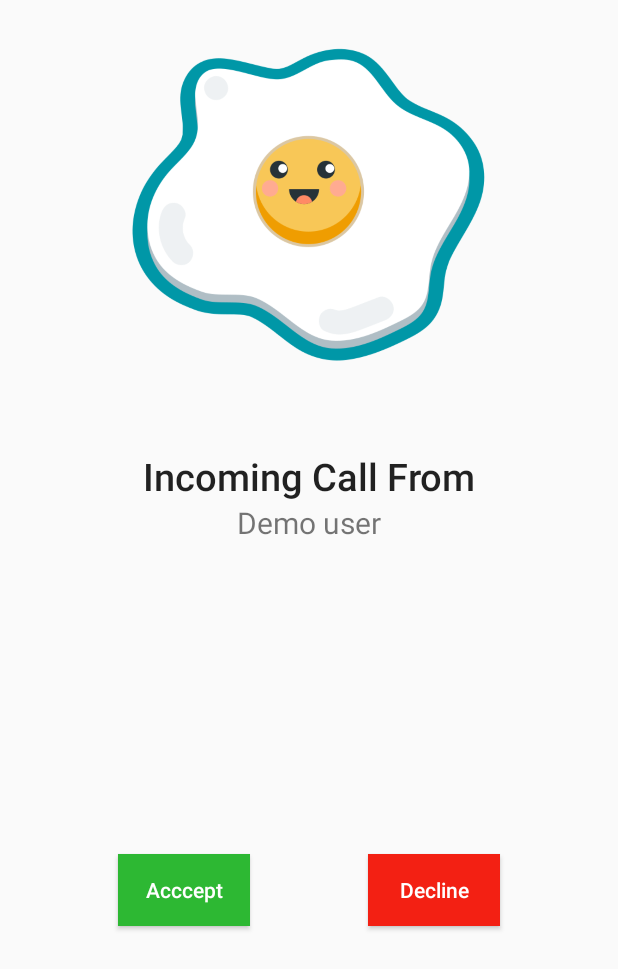
After one commit to enikebraimoh/MeGram, an Android app: the layout activity_incoming_call.xml on its own in the app's theme, with its tools: preview values and no code run, on a phone screen of 412 x 824 dp. The commit adds this screen. Shown: the top 969 px of the screen. Run offline under Robolectric (Android 15) with nearby library versions, the phone set to English and light mode, and no system bars.

Commit message:
work in progress ⚡️

```diff
--- /dev/null
+++ b/app/src/main/res/layout/activity_incoming_call.xml
@@ -0,0 +1,72 @@
+<?xml version="1.0" encoding="utf-8"?>
+<layout xmlns:android="http://schemas.android.com/apk/res/android"
+    xmlns:app="http://schemas.android.com/apk/res-auto"
+    xmlns:tools="http://schemas.android.com/tools">
+
+    <data>
+
+    </data>
+
+    <androidx.constraintlayout.widget.ConstraintLayout
+        android:layout_width="match_parent"
+        android:layout_height="match_parent"
+        tools:context=".ui.IncomingCallActivity">
+
+        <ImageView
+            android:id="@+id/imageView"
+            android:layout_width="wrap_content"
+            android:layout_height="300dp"
+            app:layout_constraintEnd_toEndOf="parent"
+            app:layout_constraintStart_toStartOf="parent"
+            app:layout_constraintTop_toTopOf="parent"
+            app:srcCompat="@drawable/cooked_egg" />
+
+        <TextView
+            android:id="@+id/textView2"
+            android:layout_width="wrap_content"
+            android:layout_height="wrap_content"
+            android:text="Incoming Call From"
+            android:textAppearance="@style/TextAppearance.AppCompat.SearchResult.Title"
+            android:textSize="25dp"
+            app:layout_constraintEnd_toEndOf="parent"
+            app:layout_constraintStart_toStartOf="parent"
+            app:layout_constraintTop_toBottomOf="@+id/imageView" />
+
+        <TextView
+            android:id="@+id/caller"
+            android:layout_width="wrap_content"
+            android:layout_height="wrap_content"
+            android:text="Demo user"
+            android:textSize="20dp"
+            app:layout_constraintEnd_toEndOf="parent"
+            app:layout_constraintStart_toStartOf="parent"
+            app:layout_constraintTop_toBottomOf="@+id/textView2" />
+
+        <Button
+            android:id="@+id/button"
+            android:layout_width="wrap_content"
+            android:layout_height="wrap_content"
+            android:text="Acccept"
+            android:textColor="#ffffff"
+            android:background="#2DB833"
+            android:textAllCaps="false"
+            app:layout_constraintBottom_toBottomOf="parent"
+            app:layout_constraintEnd_toStartOf="@+id/button2"
+            app:layout_constraintHorizontal_bias="0.5"
+            app:layout_constraintStart_toStartOf="parent"
+            app:layout_constraintTop_toBottomOf="@+id/caller" />
+
+        <Button
+            android:id="@+id/button2"
+            android:layout_width="wrap_content"
+            android:layout_height="wrap_content"
+            android:text="Decline"
+            android:textAllCaps="false"
+            android:textColor="#ffffff"
+            android:background="#F32013"
+            app:layout_constraintEnd_toEndOf="parent"
+            app:layout_constraintHorizontal_bias="0.5"
+            app:layout_constraintStart_toEndOf="@+id/button"
+            app:layout_constraintTop_toTopOf="@+id/button" />
+    </androidx.constraintlayout.widget.ConstraintLayout>
+</layout>
--- a/app/src/main/res/values/strings.xml
+++ b/app/src/main/res/values/strings.xml
@@ -1,5 +1,4 @@
-<?xml version="1.0" encoding="utf-8"?>
-<!--
+<?xml version="1.0" encoding="utf-8"?><!--
   ~ Copyright (C) 2019 Google Inc.
   ~
   ~ Licensed under the Apache License, Version 2.0 (the "License");
@@ -26,7 +25,9 @@
     <string name="message_subscribe_failed">Failed to subscribe to topic</string>
     <string name="message_subscribed">Subscribed to topic</string>
     <string name="egg_notification_channel_id" translatable="false">egg_channel</string>
+    <string name="calls_channel_id" translatable="false">calls_channel</string>
     <string name="egg_notification_channel_name" translatable="true">Egg</string>
+    <string name="calls_channel_name" translatable="true">Phone Calls</string>
     <string name="breakfast_notification_channel_id" translatable="false">fcm_default_channel</string>
     <string name="breakfast_notification_channel_name" translatable="true">Breakfast</string>
     <string name="eggs_ready">It is time! Bon appetit!</string>
```
Also changed, not shown: app/build.gradle (+7 -3 lines), app/src/main/java/com/example/android/eggtimernotifications/receiver/FCMReceiver.kt (added, +36 -0 lines), app/src/main/java/com/example/android/eggtimernotifications/ui/EggTimerFragment.kt (+50 -0 lines), app/src/main/java/com/example/android/eggtimernotifications/ui/IncomingCallActivity.kt (added, +37 -0 lines), app/src/main/java/com/example/android/eggtimernotifications/util/MyFirebaseMessagingService.kt (added, +27 -0 lines).
